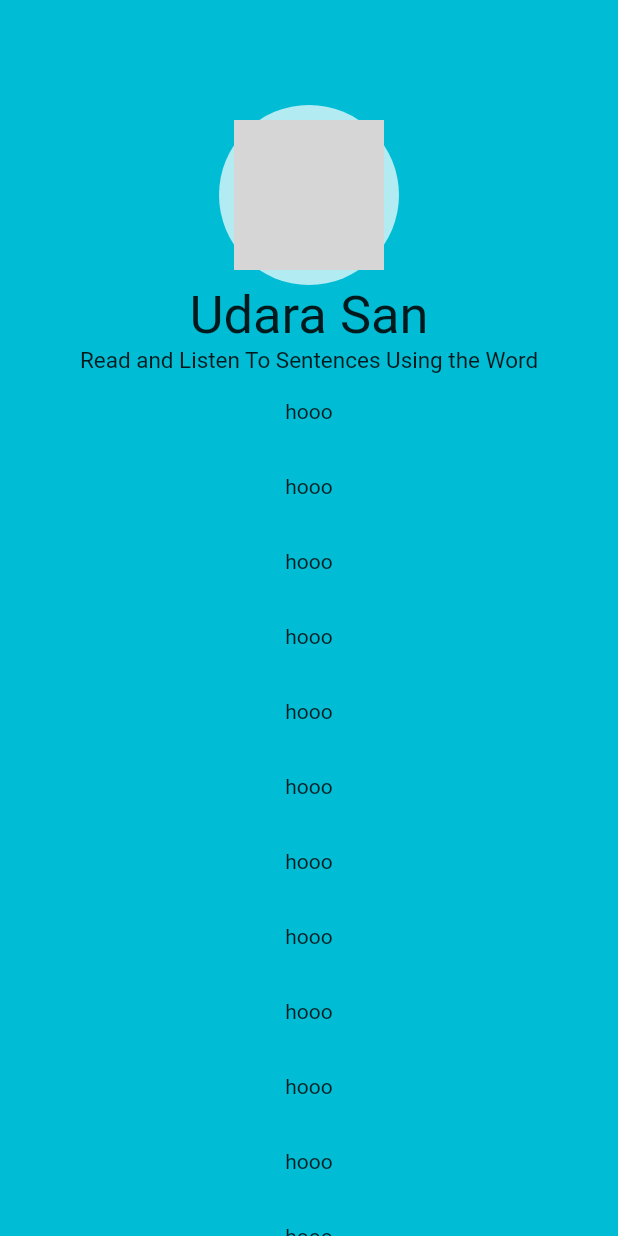
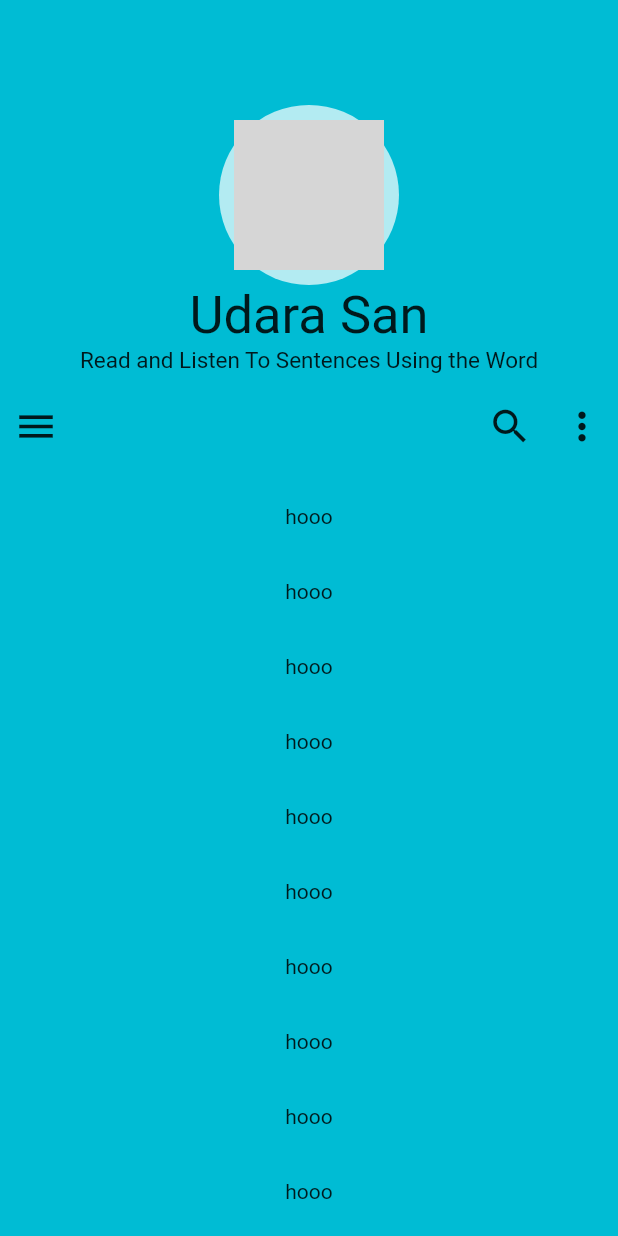
Before and after one commit to udarasan/contentbudddy, a Flutter app: the screen it shows after launch, on a phone screen of 412 x 824 dp. Run offline on Flutter 3.47's test engine with Material 2 defaults, Android fonts, the phone set to English and light mode, and no system bars; network calls fail; grey boxes are pictures that could not be loaded.

Commit message:
home page icons end

```diff
--- a/lib/main.dart
+++ b/lib/main.dart
@@ -47,6 +47,32 @@ class _MyAppState extends State<MyApp> {
                   Text("Read and Listen To Sentences Using the Word", style: TextStyle(fontSize: 15.0),),
                 ],
               ),
+
+              Row(
+                children:<Widget> [
+                  SizedBox(height: 70,),
+                  IconButton(
+                    icon: const Icon(Icons.menu),
+                    iconSize: 30,
+                    onPressed: () {
+                    },
+                  ),
+                  Spacer(),
+                  IconButton(
+                    icon: const Icon(Icons.search),
+                    iconSize: 30,
+                    onPressed: () {
+                    },
+                  ),
+                  IconButton(
+                    icon: const Icon(Icons.more_vert),
+                    iconSize: 30,
+                    onPressed: () {
+                    },
+                  ),
+
+                ],
+              ),
               Flexible(
                 child: ListView.builder(
                   scrollDirection: Axis.vertical,
```
